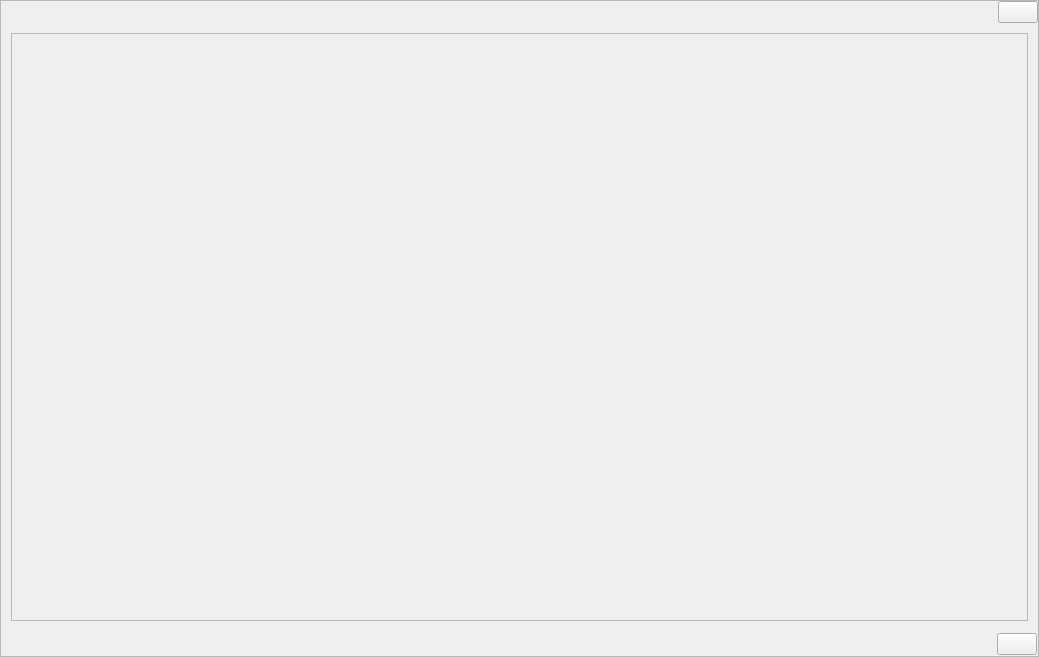
Old version of the form src/gui/ui/dlg.ui in the repository LaM0uette/MyDLG.
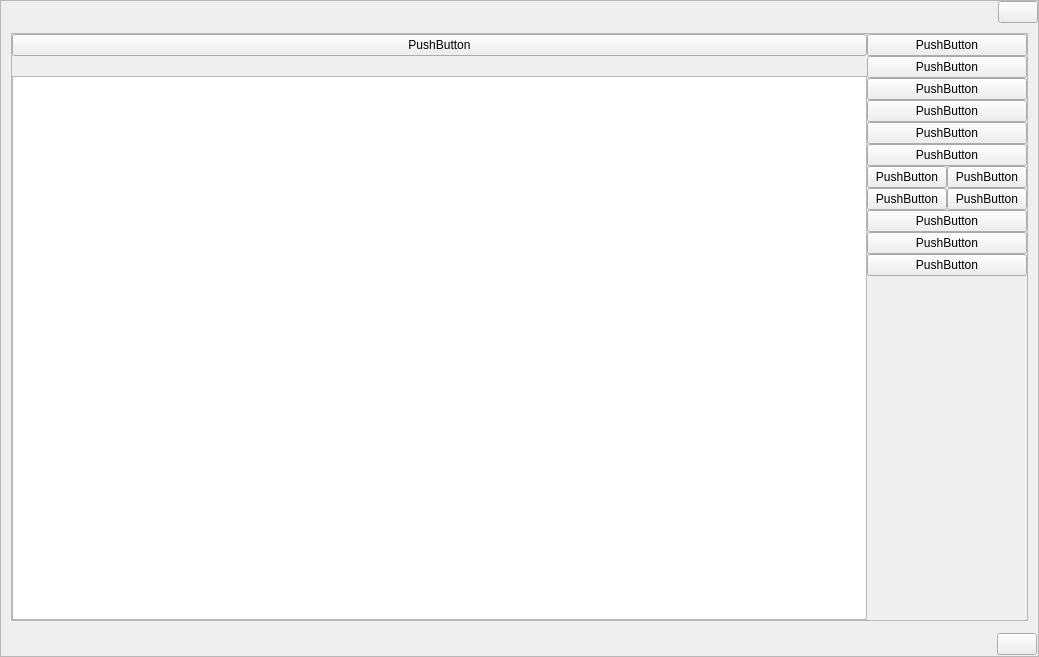
New version of the form.

Commit message: ui des dlg

Patch:
```diff
--- a/src/gui/ui/dlg.ui
+++ b/src/gui/ui/dlg.ui
@@ -148,7 +148,7 @@
             <property name="spacing">
              <number>0</number>
             </property>
-            <item row="0" column="0">
+            <item row="1" column="1">
              <spacer name="verticalSpacer">
               <property name="orientation">
                <enum>Qt::Vertical</enum>
@@ -156,11 +156,123 @@
               <property name="sizeHint" stdset="0">
                <size>
                 <width>20</width>
-                <height>579</height>
+                <height>253</height>
                </size>
               </property>
              </spacer>
             </item>
+            <item row="0" column="1">
+             <layout class="QGridLayout" name="gridLayout_2">
+              <item row="7" column="1">
+               <widget class="QPushButton" name="pushButton_12">
+                <property name="text">
+                 <string>PushButton</string>
+                </property>
+               </widget>
+              </item>
+              <item row="2" column="0" colspan="2">
+               <widget class="QPushButton" name="pushButton_5">
+                <property name="text">
+                 <string>PushButton</string>
+                </property>
+               </widget>
+              </item>
+              <item row="7" column="0">
+               <widget class="QPushButton" name="pushButton_11">
+                <property name="text">
+                 <string>PushButton</string>
+                </property>
+               </widget>
+              </item>
+              <item row="1" column="0" colspan="2">
+               <widget class="QPushButton" name="pushButton_3">
+                <property name="text">
+                 <string>PushButton</string>
+                </property>
+               </widget>
+              </item>
+              <item row="4" column="0" colspan="2">
+               <widget class="QPushButton" name="pushButton_6">
+                <property name="text">
+                 <string>PushButton</string>
+                </property>
+               </widget>
+              </item>
+              <item row="8" column="0" colspan="2">
+               <widget class="QPushButton" name="pushButton_10">
+                <property name="text">
+                 <string>PushButton</string>
+                </property>
+               </widget>
+              </item>
+              <item row="6" column="0">
+               <widget class="QPushButton" name="pushButton_8">
+                <property name="text">
+                 <string>PushButton</string>
+                </property>
+               </widget>
+              </item>
+              <item row="6" column="1">
+               <widget class="QPushButton" name="pushButton_9">
+                <property name="text">
+                 <string>PushButton</string>
+                </property>
+               </widget>
+              </item>
+              <item row="0" column="0" colspan="2">
+               <widget class="QPushButton" name="pushButton_2">
+                <property name="text">
+                 <string>PushButton</string>
+                </property>
+               </widget>
+              </item>
+              <item row="3" column="0" colspan="2">
+               <widget class="QPushButton" name="pushButton_4">
+                <property name="text">
+                 <string>PushButton</string>
+                </property>
+               </widget>
+              </item>
+              <item row="5" column="0" colspan="2">
+               <widget class="QPushButton" name="pushButton_7">
+                <property name="text">
+                 <string>PushButton</string>
+                </property>
+               </widget>
+              </item>
+              <item row="9" column="0" colspan="2">
+               <widget class="QPushButton" name="pushButton_13">
+                <property name="text">
+                 <string>PushButton</string>
+                </property>
+               </widget>
+              </item>
+              <item row="10" column="0" colspan="2">
+               <widget class="QPushButton" name="pushButton_14">
+                <property name="text">
+                 <string>PushButton</string>
+                </property>
+               </widget>
+              </item>
+             </layout>
+            </item>
+            <item row="0" column="0" rowspan="2">
+             <layout class="QVBoxLayout" name="verticalLayout">
+              <property name="spacing">
+               <number>20</number>
+              </property>
+              <item>
+               <widget class="QPushButton" name="pb_dlg">
+                <property name="text">
+                 <string>PushButton</string>
+                </property>
+               </widget>
+              </item>
+              <item>
+               <widget class="QListWidget" name="listWidget"/>
+              </item>
+             </layout>
+            </item>
            </layout>
           </widget>
          </item>
```
The commit also changes 5 other files.
